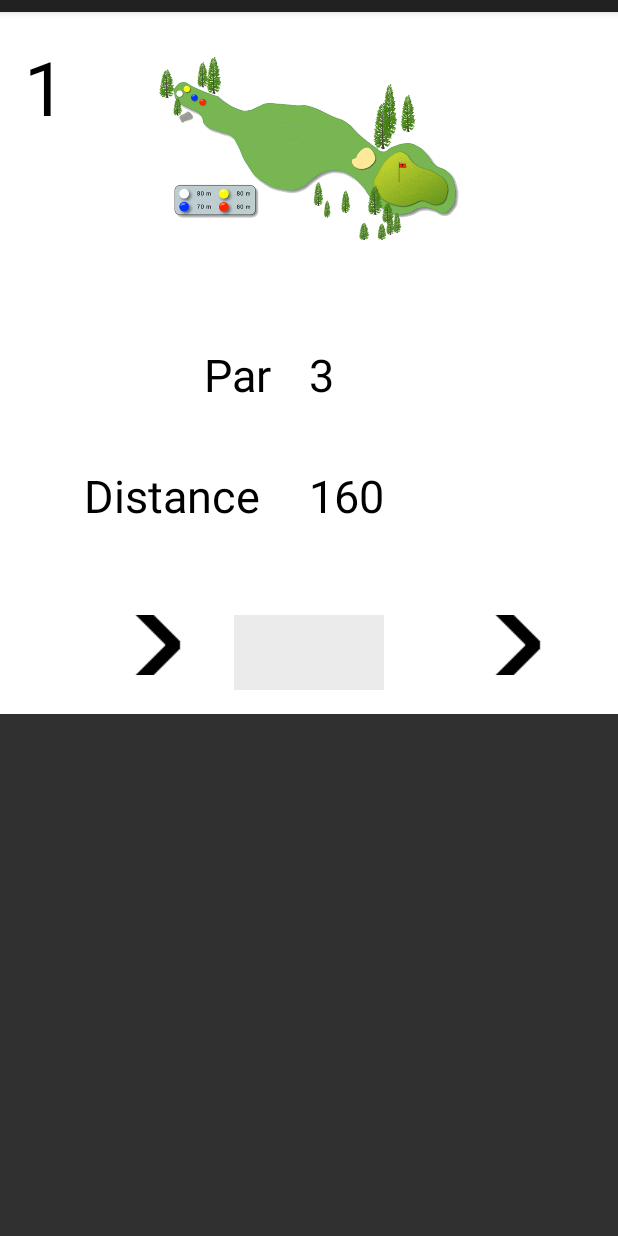
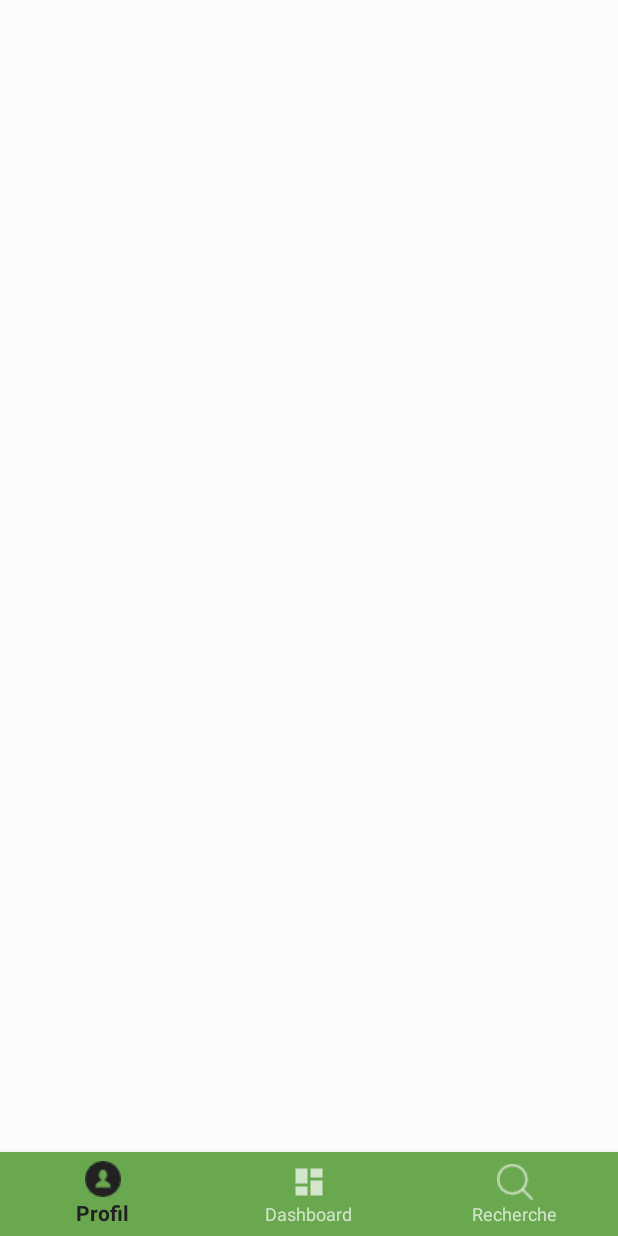
Before and after one commit to maxczd/application_GolfTracker, an Android app: the screen it shows after launch (CourseActivity before the commit, UserNavActivity after it), on a phone screen of 412 x 824 dp. Run offline under Robolectric (Android 15) with nearby library versions, the phone set to English and light mode, and no system bars.

Commit message:
mise en place de la navigation utilisateur

```diff
--- /dev/null
+++ b/PROJETGOLF/app/src/main/java/com/cazade/golf/projetgolf/UserNavActivity.java
@@ -0,0 +1,45 @@
+package com.cazade.golf.projetgolf;
+
+import android.os.Bundle;
+import android.support.annotation.NonNull;
+import android.support.design.widget.BottomNavigationView;
+import android.support.v7.app.AppCompatActivity;
+import android.view.MenuItem;
+import android.widget.TextView;
+
+public class UserNavActivity extends AppCompatActivity {
+
+    private TextView mTextMessage;
+
+    private BottomNavigationView.OnNavigationItemSelectedListener mOnNavigationItemSelectedListener
+            = new BottomNavigationView.OnNavigationItemSelectedListener() {
+
+        @Override
+        public boolean onNavigationItemSelected(@NonNull MenuItem item) {
+            switch (item.getItemId()) {
+                case R.id.navigation_home:
+                    mTextMessage.setText("Profile");
+                    return true;
+                case R.id.navigation_dashboard:
+                    mTextMessage.setText(R.string.title_dashboard);
+                    return true;
+                case R.id.navigation_notifications:
+                    mTextMessage.setText("Search");
+                    return true;
+            }
+            return false;
+        }
+
+    };
+
+    @Override
+    protected void onCreate(Bundle savedInstanceState) {
+        super.onCreate(savedInstanceState);
+        setContentView(R.layout.activity_user_nav);
+
+        mTextMessage = (TextView) findViewById(R.id.message);
+        BottomNavigationView navigation = (BottomNavigationView) findViewById(R.id.navigation);
+        navigation.setOnNavigationItemSelectedListener(mOnNavigationItemSelectedListener);
+    }
+
+}
--- /dev/null
+++ b/PROJETGOLF/app/src/main/res/layout/activity_user_nav.xml
@@ -0,0 +1,38 @@
+<?xml version="1.0" encoding="utf-8"?>
+<LinearLayout xmlns:android="http://schemas.android.com/apk/res/android"
+    xmlns:app="http://schemas.android.com/apk/res-auto"
+    xmlns:tools="http://schemas.android.com/tools"
+    android:id="@+id/container"
+    android:layout_width="match_parent"
+    android:layout_height="match_parent"
+    android:orientation="vertical"
+    android:background="#fcfcfc"
+    tools:context="com.cazade.golf.projetgolf.UserNavActivity">
+
+    <FrameLayout
+        android:id="@+id/content"
+        android:layout_width="match_parent"
+        android:layout_height="0dp"
+        android:layout_weight="1">
+
+        <TextView
+            android:id="@+id/message"
+            android:layout_width="match_parent"
+            android:layout_height="wrap_content"
+            android:layout_marginBottom="@dimen/activity_vertical_margin"
+            android:layout_marginLeft="@dimen/activity_horizontal_margin"
+            android:layout_marginRight="@dimen/activity_horizontal_margin"
+            android:layout_marginTop="@dimen/activity_vertical_margin"
+            android:text="@string/title_home" />
+
+    </FrameLayout>
+
+    <android.support.design.widget.BottomNavigationView
+        android:id="@+id/navigation"
+        android:layout_width="match_parent"
+        android:layout_height="wrap_content"
+        android:layout_gravity="bottom"
+        android:background="#6aa84f"
+        app:menu="@menu/navigation" />
+
+</LinearLayout>
--- a/PROJETGOLF/app/src/main/res/menu/navigation.xml
+++ b/PROJETGOLF/app/src/main/res/menu/navigation.xml
@@ -3,8 +3,8 @@
 
     <item
         android:id="@+id/navigation_home"
-        android:icon="@drawable/ic_home_black_24dp"
-        android:title="@string/title_home" />
+        android:icon="@drawable/user"
+        android:title="Profil" />
 
     <item
         android:id="@+id/navigation_dashboard"
@@ -13,7 +13,7 @@
 
     <item
         android:id="@+id/navigation_notifications"
-        android:icon="@drawable/ic_notifications_black_24dp"
-        android:title="@string/title_notifications" />
+        android:icon="@drawable/search"
+        android:title="Recherche" />
 
 </menu>
```
Also changed, not shown: PROJETGOLF/app/src/main/AndroidManifest.xml (+5 -2 lines), PROJETGOLF/app/src/main/res/drawable/search.png (added), PROJETGOLF/app/src/main/res/drawable/user.png (added).
